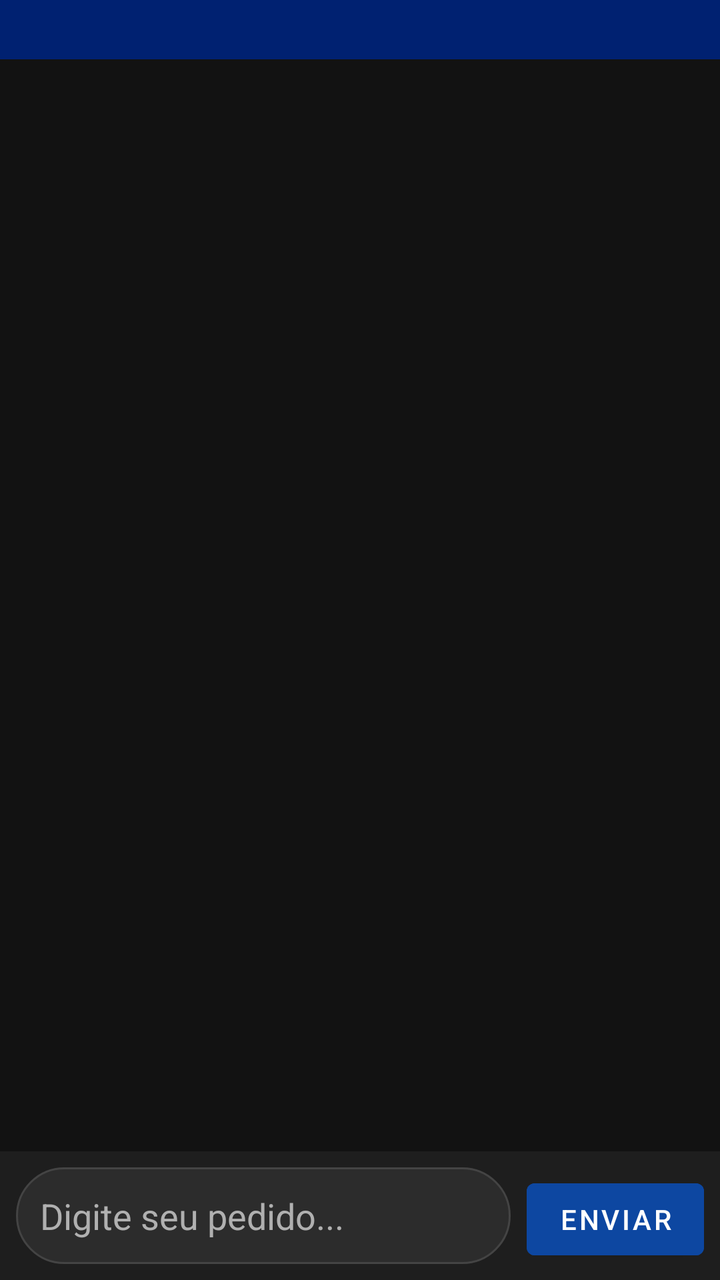
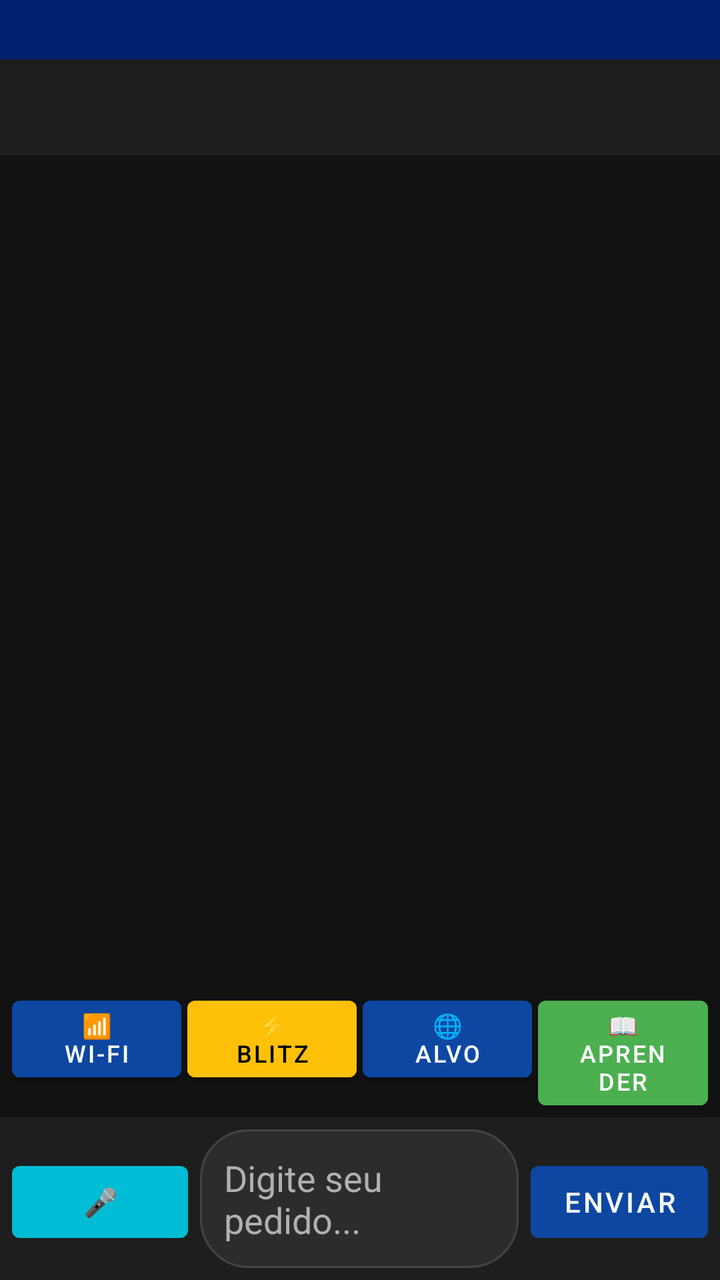

The first picture is an Android layout as it rendered before a commit; the second is the same layout after the commit. The layout source and the unified diff follow.
<!-- AndroidManifest.xml: application theme Theme.VulnForgeAI -->
<!-- res/layout/activity_chat.xml -->
<?xml version="1.0" encoding="utf-8"?>
<LinearLayout xmlns:android="http://schemas.android.com/apk/res/android"
    android:layout_width="match_parent"
    android:layout_height="match_parent"
    android:background="@color/background_dark"
    android:orientation="vertical">

    <TextView
        android:id="@+id/chat_mode_bar"
        android:layout_width="match_parent"
        android:layout_height="wrap_content"
        android:background="@color/primary_dark"
        android:padding="6dp"
        android:gravity="center"
        android:textColor="@color/white"
        android:textSize="13sp" />

    <androidx.recyclerview.widget.RecyclerView
        android:id="@+id/chat_recycler"
        android:layout_width="match_parent"
        android:layout_height="0dp"
        android:layout_weight="1"
        android:padding="8dp"
        android:clipToPadding="false" />

    <LinearLayout
        android:layout_width="match_parent"
        android:layout_height="wrap_content"
        android:background="@color/surface_dark"
        android:orientation="horizontal"
        android:padding="8dp">

        <EditText
            android:id="@+id/chat_input"
            android:layout_width="0dp"
            android:layout_height="wrap_content"
            android:layout_weight="1"
            android:background="@drawable/input_background"
            android:hint="Digite seu pedido..."
            android:imeOptions="actionSend"
            android:inputType="textMultiLine"
            android:maxLines="3"
            android:padding="12dp"
            android:textColor="@color/text_primary"
            android:textColorHint="@color/text_secondary" />

        <Button
            android:id="@+id/chat_send"
            android:layout_width="wrap_content"
            android:layout_height="wrap_content"
            android:layout_marginStart="8dp"
            android:text="Enviar"
            android:backgroundTint="@color/primary" />

    </LinearLayout>

</LinearLayout>
<!-- resources referenced by this layout -->
<resources>
  <color name="background_dark">#FF121212</color>
  <color name="primary">#FF0D47A1</color>
  <color name="primary_dark">#FF002171</color>
  <color name="surface_dark">#FF1E1E1E</color>
  <color name="text_primary">#FFFFFFFF</color>
  <color name="text_secondary">#FFB0B0B0</color>
  <color name="white">#FFFFFFFF</color>
  <!-- drawable input_background (drawable) -->
  <?xml version="1.0" encoding="utf-8"?>
  <shape xmlns:android="http://schemas.android.com/apk/res/android">
      <solid android:color="#FF2C2C2C" />
      <corners android:radius="24dp" />
      <stroke android:color="#FF444444" android:width="1dp" />
  </shape>
  <style name="Theme.VulnForgeAI" parent="Theme.MaterialComponents.DayNight.DarkActionBar">
          <item name="colorPrimary">#FF0D47A1</item>
          <item name="colorPrimaryVariant">#FF002171</item>
          <item name="colorOnPrimary">#FFFFFFFF</item>
          <item name="colorSecondary">#FF00BCD4</item>
          <item name="colorSecondaryVariant">#FF008394</item>
          <item name="colorOnSecondary">#FF000000</item>
          <item name="colorError">#FFD32F2F</item>
          <item name="colorOnError">#FFFFFFFF</item>
          <item name="android:colorBackground">#FF121212</item>
          <item name="colorSurface">#FF1E1E1E</item>
          <item name="colorOnSurface">#FFFFFFFF</item>
          <item name="android:statusBarColor">#FF0D47A1</item>
          <item name="android:windowBackground">#FF121212</item>
      </style>
</resources>

<!-- the commit's change to res/layout/activity_chat.xml (unified diff, before → after) -->
@@ -5,6 +5,7 @@
     android:background="@color/background_dark"
     android:orientation="vertical">
 
+    
     <TextView
         android:id="@+id/chat_mode_bar"
         android:layout_width="match_parent"
@@ -15,6 +16,15 @@
         android:textColor="@color/white"
         android:textSize="13sp" />
 
+    
+    <androidx.recyclerview.widget.RecyclerView
+        android:id="@+id/conversation_tabs"
+        android:layout_width="match_parent"
+        android:layout_height="48dp"
+        android:background="@color/surface_dark"
+        android:orientation="horizontal" />
+
+    
     <androidx.recyclerview.widget.RecyclerView
         android:id="@+id/chat_recycler"
         android:layout_width="match_parent"
@@ -23,12 +33,72 @@
         android:padding="8dp"
         android:clipToPadding="false" />
 
+    
+    <LinearLayout
+        android:layout_width="match_parent"
+        android:layout_height="wrap_content"
+        android:orientation="horizontal"
+        android:paddingStart="6dp"
+        android:paddingEnd="6dp"
+        android:paddingTop="2dp">
+
+        <Button
+            android:id="@+id/quick_wifi"
+            android:layout_width="0dp"
+            android:layout_height="wrap_content"
+            android:layout_weight="1"
+            android:layout_marginEnd="3dp"
+            android:text="📶 Wi-Fi"
+            android:textSize="12sp"
+            android:backgroundTint="@color/primary" />
+
+        <Button
+            android:id="@+id/quick_blitz"
+            android:layout_width="0dp"
+            android:layout_height="wrap_content"
+            android:layout_weight="1"
+            android:layout_marginEnd="3dp"
+            android:text="⚡ Blitz"
+            android:textSize="12sp"
+            android:backgroundTint="@color/warning_yellow"
+            android:textColor="@color/black" />
+
+        <Button
+            android:id="@+id/quick_target"
+            android:layout_width="0dp"
+            android:layout_height="wrap_content"
+            android:layout_weight="1"
+            android:layout_marginEnd="3dp"
+            android:text="🌐 Alvo"
+            android:textSize="12sp"
+            android:backgroundTint="@color/primary" />
+
+        <Button
+            android:id="@+id/quick_learn"
+            android:layout_width="0dp"
+            android:layout_height="wrap_content"
+            android:layout_weight="1"
+            android:text="📖 Aprender"
+            android:textSize="12sp"
+            android:backgroundTint="@color/success_green" />
+
+    </LinearLayout>
+
+    
     <LinearLayout
         android:layout_width="match_parent"
         android:layout_height="wrap_content"
         android:background="@color/surface_dark"
         android:orientation="horizontal"
-        android:padding="8dp">
+        android:padding="6dp">
+
+        <Button
+            android:id="@+id/voice_button"
+            android:layout_width="wrap_content"
+            android:layout_height="wrap_content"
+            android:text="🎤"
+            android:backgroundTint="@color/secondary"
+            android:layout_marginEnd="6dp" />
 
         <EditText
             android:id="@+id/chat_input"
@@ -48,7 +118,7 @@
             android:id="@+id/chat_send"
             android:layout_width="wrap_content"
             android:layout_height="wrap_content"
-            android:layout_marginStart="8dp"
+            android:layout_marginStart="6dp"
             android:text="Enviar"
             android:backgroundTint="@color/primary" />
 
<!-- resource entries referenced after the edit -->
@@ -1,11 +1,15 @@
 <!-- resources referenced by this layout -->
 <resources>
   <color name="background_dark">#FF121212</color>
+  <color name="black">#FF000000</color>
   <color name="primary">#FF0D47A1</color>
   <color name="primary_dark">#FF002171</color>
+  <color name="secondary">#FF00BCD4</color>
+  <color name="success_green">#FF4CAF50</color>
   <color name="surface_dark">#FF1E1E1E</color>
   <color name="text_primary">#FFFFFFFF</color>
   <color name="text_secondary">#FFB0B0B0</color>
+  <color name="warning_yellow">#FFFFC107</color>
   <color name="white">#FFFFFFFF</color>
   <!-- drawable input_background (drawable) -->
   <?xml version="1.0" encoding="utf-8"?>
